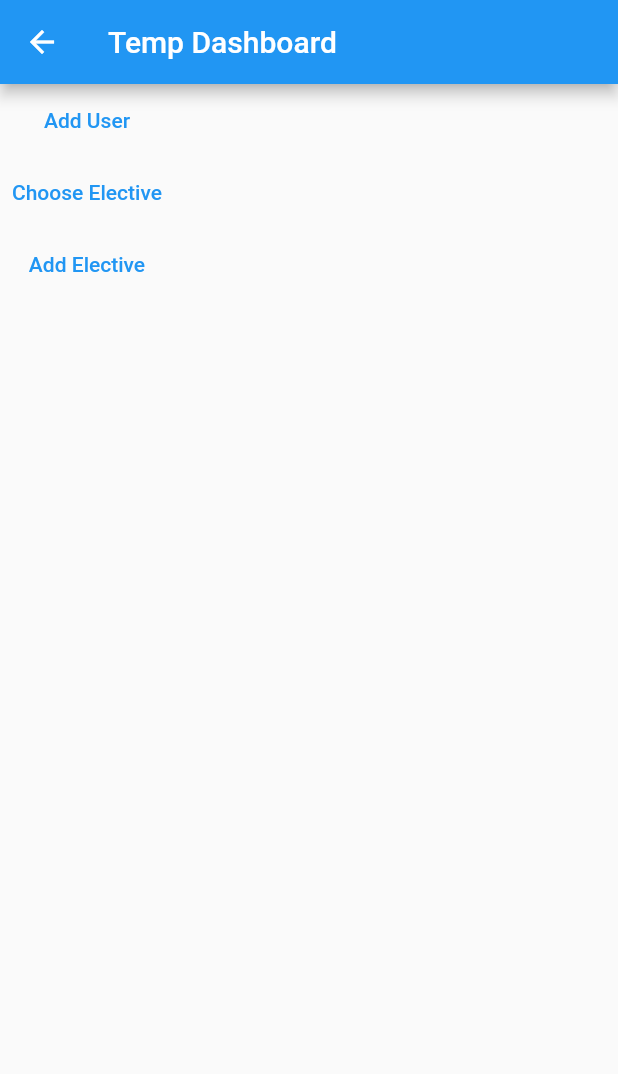
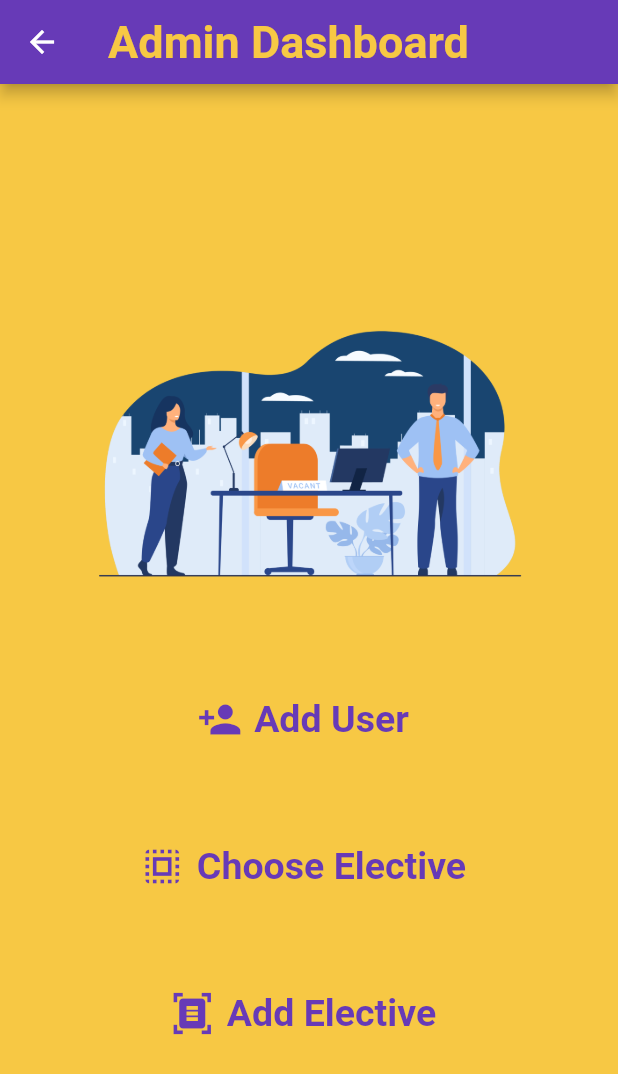
Before and after one commit to VE5PER/Automated-Elective-Processing, a Flutter app: the tempDash screen opened directly, on a phone screen of 412 x 824 dp. Shown: the top 1074 px of the screen. Run offline on Flutter 3.47's test engine with Material 2 defaults, Android fonts, the phone set to English and light mode, and no system bars; our stand-ins replace carousel_slider, google_fonts, table_calendar; missing offline and left inert: dart:html; accounts and stored records are empty; network calls fail.

Commit message:
beautified admin_dashboard

```diff
--- a/CODE/FRONTEND/lib/pages/dashboard_temp.dart
+++ b/CODE/FRONTEND/lib/pages/dashboard_temp.dart
@@ -1,3 +1,4 @@
+import 'package:automated_elective_processing/common/app_colors.dart';
 import 'package:automated_elective_processing/pages/add_elective.dart';
 import 'package:automated_elective_processing/pages/add_user.dart';
 import 'package:automated_elective_processing/pages/chooseElective.dart';
@@ -15,20 +16,58 @@ class _tempDashState extends State<tempDash> {
   @override
   Widget build(BuildContext context) {
     return Scaffold(
-      appBar: AppBar(title: Text("Temp Dashboard"),),
-      body: Column(children: [
+      appBar: AppBar(title: Text("Admin Dashboard", textAlign: TextAlign.center, style: TextStyle(color: AppColor.yellow, fontWeight: FontWeight.bold, fontSize: 30),),backgroundColor: AppColor.purple,),
+      backgroundColor: AppColor.yellow,
+      body:Center(
+      child: Column(
+      mainAxisAlignment: MainAxisAlignment.center,
+        children: [
+      Container(
+        height: 250,
+        width: 300,
+        child: Image.asset('assets/sidebar_image.png')
+        ),
+      SizedBox(
+        height: 25
+      ),
+        Row(
+          mainAxisAlignment: MainAxisAlignment.center,
+          children: [
+            Icon(Icons.person_add, size: 30, color: AppColor.purple,),
             TextButton(onPressed: (){
               Navigator.push(context, MaterialPageRoute(builder: (context) => addUser()));// re
-        }, child: Text("Add User")),
+            }, child: Text("Add User", style: TextStyle(color: AppColor.purple, fontWeight: FontWeight.bold, fontSize: 25),)),
+          ],
+        ),
+        SizedBox(
+          height: 50,
+        ),
+        Row(
+          mainAxisAlignment: MainAxisAlignment.center,
+          children: [
+             Icon(Icons.select_all, size: 30, color: AppColor.purple, ),
             TextButton(onPressed: (){
               Navigator.push(context, MaterialPageRoute(builder: (context) => chooseElective()));// re
-        }, child: Text("Choose Elective")),
+            }, child: Text("Choose Elective", style: TextStyle(color: AppColor.purple, fontWeight: FontWeight.bold, fontSize: 25),)),
+          ],
+        ),
+        SizedBox(
+          height: 50,
+        ),
+        Row(
+          mainAxisAlignment: MainAxisAlignment.center,
+          children: [
+            Icon(Icons.document_scanner, size: 30, color: AppColor.purple,),
             TextButton(onPressed: (){
               Navigator.push(context, MaterialPageRoute(builder: (context) => addElective()));// re
-        }, child: Text("Add Elective")),
+            }, child: Text("Add Elective", style: TextStyle(color: AppColor.purple, fontWeight: FontWeight.bold, fontSize: 25),)),
+          ],
+        ),
 
 
-      ],),
+      ],
+      ),
+      )
 
     );
   }
```
Also changed, not shown: CODE/FRONTEND/assets/school.jpg (added). Lines whose indentation alone changed are shown as unchanged.
